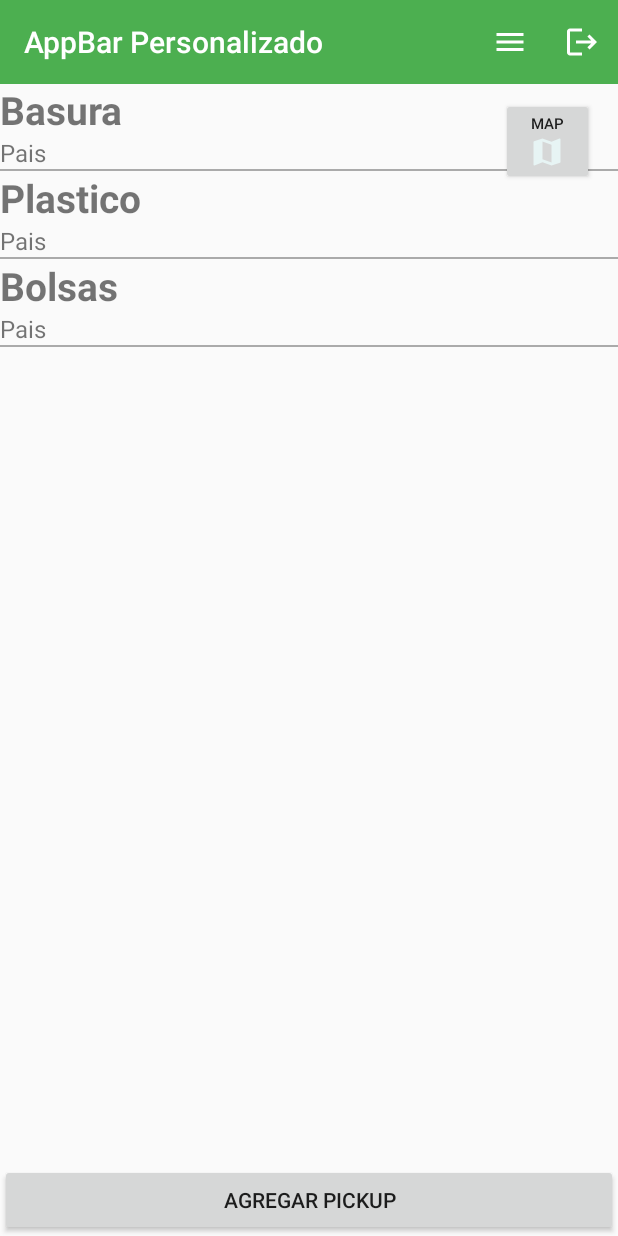
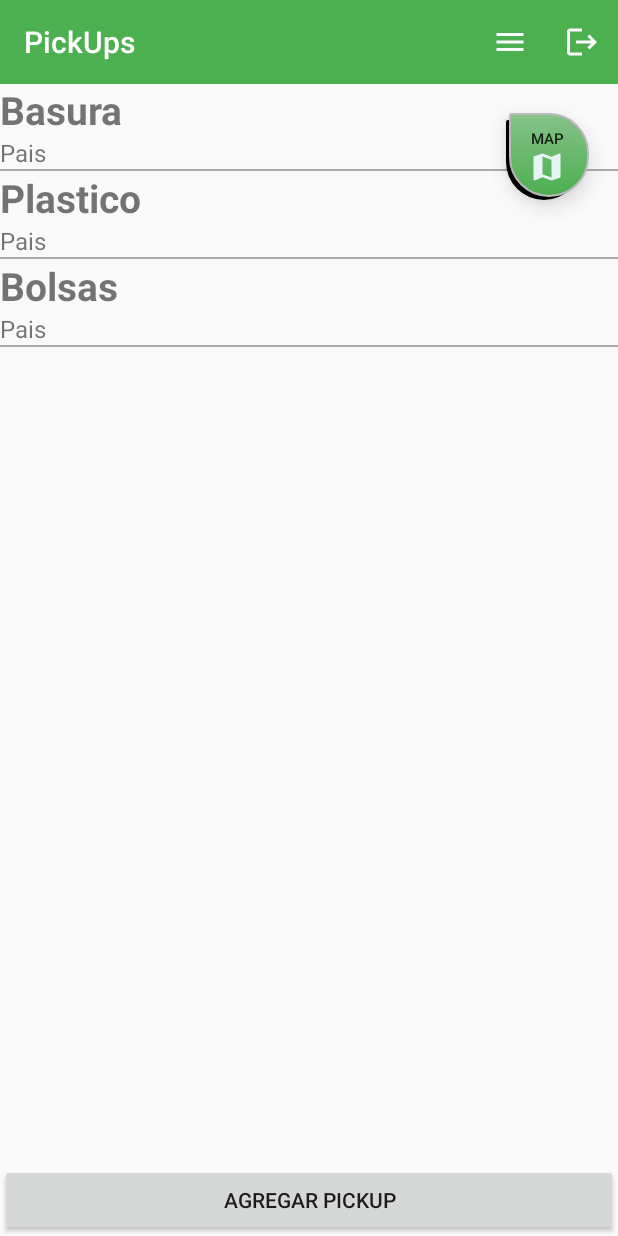
Before and after one commit to diego27wb/TFG_Android, an Android app: the screen it shows after launch (PickUpList), on a phone screen of 412 x 824 dp. Run offline under Robolectric (Android 15) with nearby library versions, the phone set to English and light mode, and no system bars.

Commit message:
Intento hacer menu de arriba

```diff
--- /dev/null
+++ b/app/src/main/res/drawable/roundedbutton.xml
@@ -0,0 +1,29 @@
+<selector xmlns:android="http://schemas.android.com/apk/res/android">
+    <item>
+        <layer-list>
+            <item android:right="5dp" android:top="5dp">
+                <shape>
+                    <corners android:bottomRightRadius="145dp"
+                        android:bottomLeftRadius="145dp"
+                        android:topRightRadius="145dp"
+                        android:topLeftRadius="8dp" />
+                    <solid android:color="@color/black" />
+                </shape>
+            </item>
+            <item android:bottom="2dp" android:left="2dp">
+                <shape>
+                    <gradient android:angle="270"
+                        android:endColor="@color/colorAccent" android:startColor="#86C289" />
+                    <stroke android:width="1dp" android:color="#BABABA" />
+                    <corners android:bottomRightRadius="150dp"
+                        android:bottomLeftRadius="150dp"
+                        android:topRightRadius="150dp"
+                        android:topLeftRadius="8dp" />
+                    <padding android:bottom="10dp" android:left="10dp"
+                        android:right="10dp" android:top="10dp" />
+                </shape>
+            </item>
+        </layer-list>
+    </item>
+
+</selector>
--- a/app/src/main/res/layout/pickup_list.xml
+++ b/app/src/main/res/layout/pickup_list.xml
@@ -23,12 +23,15 @@
 
     <Button
         android:id="@+id/pickupMapsButton"
-        android:layout_width="62dp"
+        android:layout_width="55dp"
         android:layout_height="wrap_content"
         android:layout_gravity="top|end"
-        android:layout_marginTop="65dp"
-        android:layout_marginEnd="16dp"
+        android:layout_marginTop="75dp"
+        android:layout_marginEnd="19dp"
+        android:background="@drawable/roundedbutton"
         android:drawableBottom="@drawable/maps_icon"
+        android:elevation="10dp"
+        android:stateListAnimator="@null"
         android:text="Map"
         android:textSize="10dp" />
 
--- a/app/src/main/res/layout/toolbar.xml
+++ b/app/src/main/res/layout/toolbar.xml
@@ -5,7 +5,7 @@
     android:layout_width="match_parent"
     android:layout_height="wrap_content"
     android:background="@color/colorPrimary"
-    app:title="AppBar Personalizado"
+    app:title="PickUps"
     app:titleTextColor="#FFFFFF"
     app:popupTheme="@style/AppTheme.PopupOverlay">
 
```
